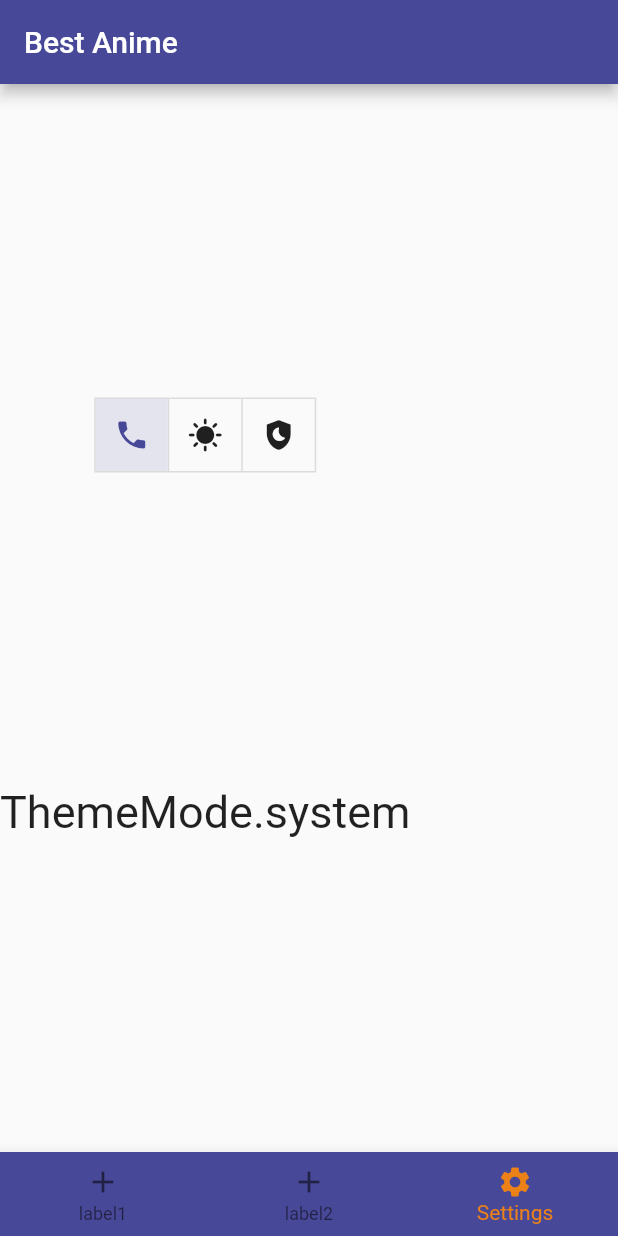
After one commit to NataliyaKoval/anime_new, a Flutter app: the screen it shows after launch, item 3 of the bottom bar chosen, after a tap on the "phone" icon, on a phone screen of 412 x 824 dp. The commit adds this screen. Run offline on Flutter 3.47's test engine with Material 2 defaults, Android fonts, the phone set to English and light mode, and no system bars; our stand-ins replace shared_preferences.

Commit message:
create Settings screen and functionality for Theme changing

```diff
--- a/lib/main.dart
+++ b/lib/main.dart
@@ -1,10 +1,16 @@
+import 'package:anime_new/providers/theme_provider.dart';
 import 'package:anime_new/screens/home.dart';
-import 'package:anime_new/consts/color_consts.dart';
 import 'package:anime_new/themes/theme_data.dart';
 import 'package:flutter/material.dart';
+import 'package:provider/provider.dart';
+import 'package:shared_preferences/shared_preferences.dart';
 
 void main() {
-  runApp(const MyApp());
+  runApp(MultiProvider(
+      providers: [
+        ChangeNotifierProvider<ThemeProvider>(create: (_) => ThemeProvider()),
+      ],
+      child: const MyApp()));
 }
 
 class MyApp extends StatefulWidget {
@@ -18,13 +24,6 @@ class MyApp extends StatefulWidget {
 }
 
 class _MyAppState extends State<MyApp> {
-  late ThemeMode _themeMode = ThemeMode.system;
-
-  void changeTheme(ThemeMode themeMode) {
-    setState(() {
-      _themeMode = themeMode;
-    });
-  }
 
   @override
   Widget build(BuildContext context) {
@@ -32,9 +31,16 @@ class _MyAppState extends State<MyApp> {
       title: 'Anime',
       theme: AppTheme().lightTheme,
       darkTheme: AppTheme().darkTheme,
-      themeMode: _themeMode,
-      home: Home(
+      themeMode: context.watch<ThemeProvider>().getTheme(),
+      home: FutureBuilder(
+        future: _syncTheme(context),
+        builder: (context, snapshot) => const Home(),
       ),
     );
   }
+
+  Future<void> _syncTheme(BuildContext context) async {
+    SharedPreferences _prefs = await SharedPreferences.getInstance();
+    context.read<ThemeProvider>().theme = _prefs.getString("theme") ?? "system";
+  }
 }
--- /dev/null
+++ b/lib/providers/theme_provider.dart
@@ -0,0 +1,23 @@
+import 'package:flutter/material.dart';
+
+class ThemeProvider extends ChangeNotifier {
+  String _theme = 'system';
+
+  String get theme => _theme;
+
+  set theme(String value) {
+    _theme = value;
+    notifyListeners();
+  }
+
+  ThemeMode getTheme() {
+    switch (_theme) {
+      case "light":
+        return ThemeMode.light;
+      case "dark":
+        return ThemeMode.dark;
+      default:
+        return ThemeMode.system;
+    }
+  }
+}
--- a/lib/screens/home.dart
+++ b/lib/screens/home.dart
@@ -1,5 +1,9 @@
+import 'package:anime_new/screens/settings_screen.dart';
 import 'package:flutter/material.dart';
+import 'package:provider/provider.dart';
+import 'package:shared_preferences/shared_preferences.dart';
 import '../main.dart';
+import '../providers/theme_provider.dart';
 import '../widgets/settings_drawer.dart';
 
 class Home extends StatefulWidget {
@@ -15,11 +19,12 @@ class _HomeState extends State<Home> {
   static final List<Widget> _widgetOptions = <Widget>[
     Container(color: Colors.redAccent,),
     Container(color: Colors.blueAccent,),
-    Container(color: Colors.greenAccent,)
+    SettingsScreen(),
   ];
 
   @override
   Widget build(BuildContext context) {
+
     return Scaffold(
       appBar: AppBar(
         title: const Text(
--- /dev/null
+++ b/lib/screens/settings_screen.dart
@@ -0,0 +1,70 @@
+import 'package:flutter/material.dart';
+import 'package:provider/provider.dart';
+import 'package:shared_preferences/shared_preferences.dart';
+
+import '../providers/theme_provider.dart';
+
+class SettingsScreen extends StatefulWidget {
+  const SettingsScreen({Key? key}) : super(key: key);
+
+  @override
+  State<SettingsScreen> createState() => _SettingsScreenState();
+}
+
+class _SettingsScreenState extends State<SettingsScreen> {
+  @override
+  Widget build(BuildContext context) {
+    ThemeProvider _themeWatcher = context.watch<ThemeProvider>();
+
+    return Container(
+      child: Column(
+        mainAxisAlignment: MainAxisAlignment.spaceEvenly,
+        children: [
+          // IconButton(
+          //   onPressed: () {
+          //     _themeWatcher.theme == "light";
+          //   },
+          //   icon: const Icon(
+          //     Icons.sunny,
+          //     size: 50,
+          //   ),
+          // ),
+          // IconButton(
+          //   onPressed: () {
+          //     _themeWatcher.theme == "dark";
+          //   },
+          //   icon: const Icon(
+          //     Icons.cloud,
+          //     size: 50,
+          //   ),
+          // ),
+          ToggleButtons(
+            children: const [
+              Icon(Icons.phone),
+              Icon(Icons.sunny),
+              Icon(Icons.shield_moon),
+            ],
+            isSelected: [
+              _themeWatcher.theme == "system",
+              _themeWatcher.theme == "light",
+              _themeWatcher.theme == "dark",
+            ],
+            onPressed: (index) async => await _setTheme(index, context),
+          ),
+          Text(
+            _themeWatcher.getTheme().toString(),
+            style: const TextStyle(fontSize: 30.0),
+            textAlign: TextAlign.center,
+          ),
+        ],
+      ),
+    );
+  }
+
+  Future<void> _setTheme(int index, BuildContext context) async {
+    String _theme = index == 0 ? "system" : (index == 1 ? "light" : "dark");
+    SharedPreferences _prefs = await SharedPreferences.getInstance();
+    _prefs.setString("theme", _theme);
+    context.read<ThemeProvider>().theme = _theme;
+  }
+}
--- a/lib/widgets/settings_drawer.dart
+++ b/lib/widgets/settings_drawer.dart
@@ -8,21 +8,21 @@ class SettingsDrawer extends StatelessWidget {
   @override
   Widget build(BuildContext context) {
     return Drawer(
-      child: Column(
-        mainAxisAlignment: MainAxisAlignment.spaceEvenly,
-        children: [
-          IconButton(
-            onPressed: () => MyApp.of(context).changeTheme(ThemeMode.light),
-            icon: const Icon(Icons.sunny,
-            size: 50,),
-          ),
-          IconButton(
-            onPressed: () => MyApp.of(context).changeTheme(ThemeMode.dark),
-            icon: const Icon(Icons.cloud,
-            size: 50,),
-          ),
-        ],
-      ),
+      // child: Column(
+      //   mainAxisAlignment: MainAxisAlignment.spaceEvenly,
+      //   children: [
+      //     IconButton(
+      //       onPressed: () => MyApp.of(context).changeTheme(ThemeMode.light),
+      //       icon: const Icon(Icons.sunny,
+      //       size: 50,),
+      //     ),
+      //     IconButton(
+      //       onPressed: () => MyApp.of(context).changeTheme(ThemeMode.dark),
+      //       icon: const Icon(Icons.cloud,
+      //       size: 50,),
+      //     ),
+      //   ],
+      // ),
     );
   }
 }
--- a/pubspec.yaml
+++ b/pubspec.yaml
@@ -31,7 +31,8 @@ environment:
 dependencies:
   flutter:
     sdk: flutter
-
+  shared_preferences: ^2.0.15
+  provider: ^6.0.3
 
   # The following adds the Cupertino Icons font to your application.
   # Use with the CupertinoIcons class for iOS style icons.
```
Also changed, not shown: pubspec.lock.
